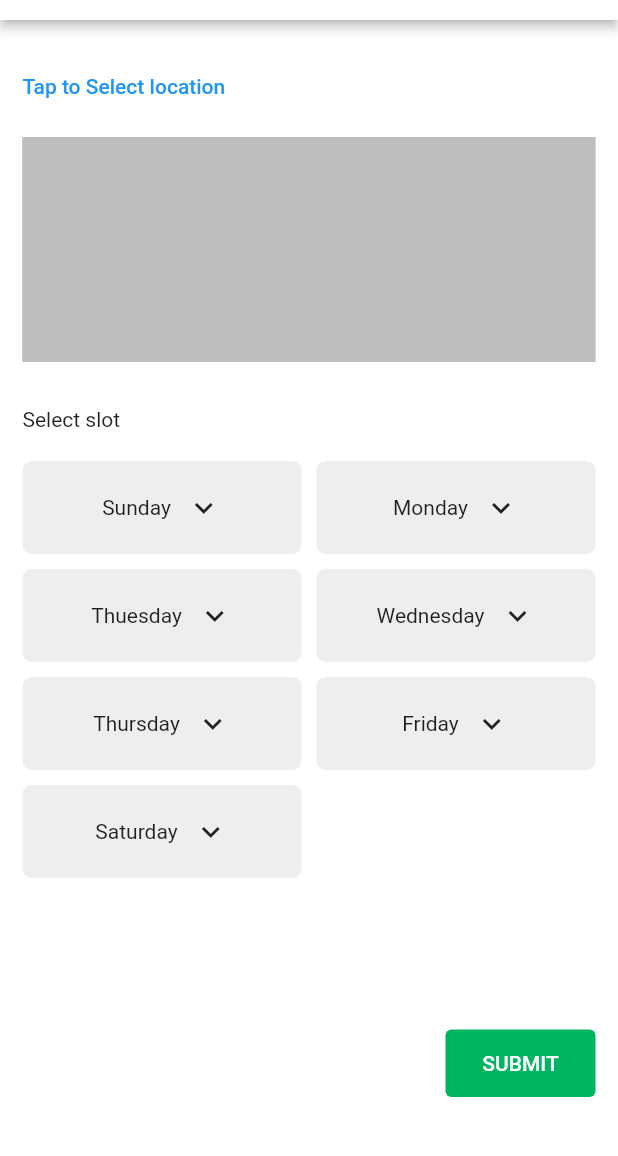
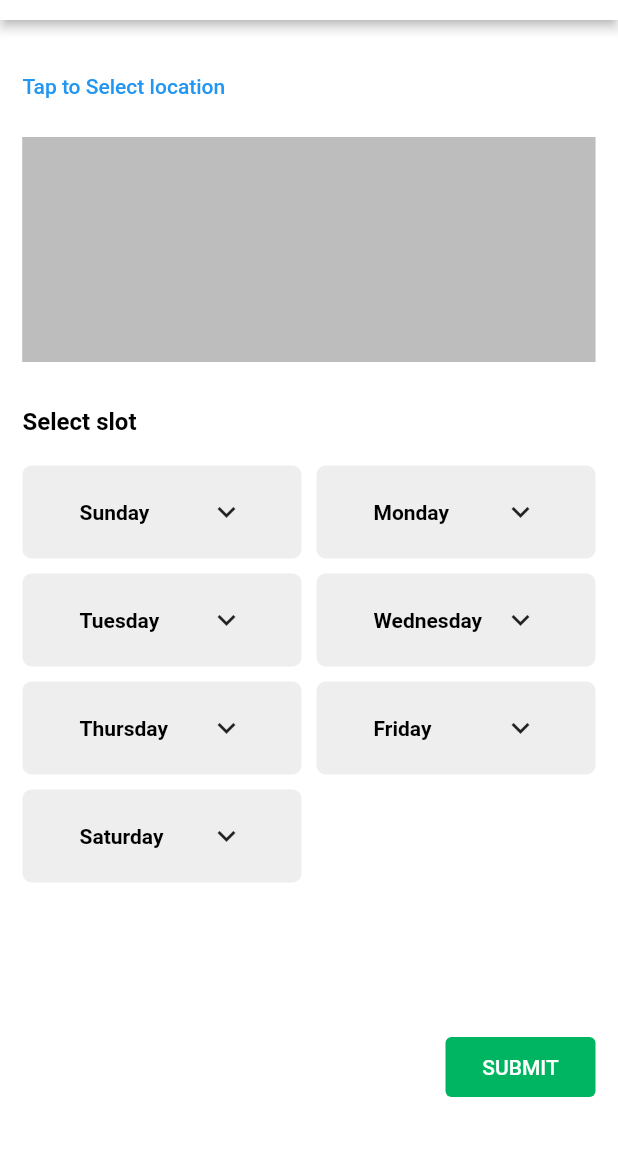
Before and after one commit to Siddique-Kp/Sportner_venue_manager, a Flutter app: the CreateVenueThirdView screen opened by its route, on a phone screen of 412 x 824 dp, the part 64-1220 px from its top. Run offline on Flutter 3.47's test engine with Material 2 defaults, Android fonts, the phone set to English and light mode, and no system bars; drawn by our look-alikes of shimmer; our stand-ins replace animated_splash_screen, firebase_auth, firebase_core, flutter_otp_text_field, flutter_svg, google_maps_flutter and 5 more; missing offline and left inert: cloudinary; accounts and stored records are empty.

Commit message:
Time slot data got in a list

```diff
--- a/lib/home/components/create_venue_components/google_map_widget.dart
+++ b/lib/home/components/create_venue_components/google_map_widget.dart
@@ -12,7 +12,6 @@ class GoogleMapWidget extends StatelessWidget {
   @override
   Widget build(BuildContext context) {
     final googleMapViewModel = context.watch<GoogleMapViewModel>();
-    log("multibuild");
     try {
       return googleMapViewModel.currentLocation == null
           ? ShimmerWidget.rectangle(width: double.infinity, height: height)
--- a/lib/home/components/create_venue_components/select_time_slot_components.dart
+++ b/lib/home/components/create_venue_components/select_time_slot_components.dart
@@ -1,45 +1,19 @@
 import 'package:flutter/material.dart';
+import 'package:provider/provider.dart';
+import 'package:sportner_venue_manager/home/model/vm_venue_data_model.dart';
 
 import '../../../utils/global_colors.dart';
+import '../../view_model/create_venue_view_model.dart';
 
-class WeeksByDay {
-  final String weekName;
-  final GestureTapCallback? onTap;
-
-  WeeksByDay({
-    required this.weekName,
-    required this.onTap,
-  });
-
-  static List<WeeksByDay> days = [
-    WeeksByDay(
-      weekName: "Sunday",
-      onTap: () {},
-    ),
-    WeeksByDay(
-      weekName: "Monday",
-      onTap: () {},
-    ),
-    WeeksByDay(
-      weekName: "Thuesday",
-      onTap: () {},
-    ),
-    WeeksByDay(
-      weekName: "Wednesday",
-      onTap: () {},
-    ),
-    WeeksByDay(
-      weekName: "Thursday",
-      onTap: () {},
-    ),
-    WeeksByDay(
-      weekName: "Friday",
-      onTap: () {},
-    ),
-    WeeksByDay(
-      weekName: "Saturday",
-      onTap: () {},
-    ),
+class TimeSlotByDays {
+  static List<String> days = [
+    'Sunday',
+    'Monday',
+    'Tuesday',
+    'Wednesday',
+    'Thursday',
+    'Friday',
+    'Saturday',
   ];
 
   static List<String> timeSlotList = [
@@ -69,7 +43,17 @@ class WeeksByDay {
     "23:00-00:00",
   ];
 
-  static timeSlotBottomSheet(BuildContext context) {
+//  static List<Slot> slots = [
+//     {"day": "Sunday", "slots": []},
+//     {"day": "Monday", "slots": []},
+//     {"day": "Tuesday", "slots": []},
+//     {"day": "Wednesday", "slots": []},
+//     {"day": "Thursday", "slots": []},
+//     {"day": "Friday", "slots": []},
+//     {"day": "Saturday", "slots": []},
+//   ];
+
+  static timeSlotBottomSheet(BuildContext context, String days, int dayIndex) {
     return showModalBottomSheet(
       shape: const OutlineInputBorder(
         borderSide: BorderSide(color: AppColors.white),
@@ -92,10 +76,23 @@ class WeeksByDay {
             ),
             itemCount: 24,
             itemBuilder: (BuildContext context, int index) {
+              final checkBoxValue = context
+                  .watch<CreateVenueViewModel>()
+                  .dayCheckboxValues[days]![index];
               return CheckboxListTile(
-                title:  Text(WeeksByDay.timeSlotList[index]),
-                value: false,
-                onChanged: (newValue) {},
+                title: Text(TimeSlotByDays.timeSlotList[index]),
+                value: checkBoxValue,
+                onChanged: (value) {
+                  context
+                      .read<CreateVenueViewModel>()
+                      .setSelectedTime(value!, days, index);
+                  context.read<CreateVenueViewModel>().setTimeSlot(
+                        TimeSlotByDays.timeSlotList[index],
+                        value,
+                        days,
+                        dayIndex,
+                      );
+                },
                 controlAffinity: ListTileControlAffinity.leading,
               );
             },
--- a/lib/home/view/create_venue_third_view.dart
+++ b/lib/home/view/create_venue_third_view.dart
@@ -1,9 +1,13 @@
+import 'dart:developer';
+
 import 'package:flutter/material.dart';
 import 'package:sportner_venue_manager/utils/global_colors.dart';
 import 'package:sportner_venue_manager/utils/global_values.dart';
 import 'package:sportner_venue_manager/utils/routes/navigations.dart';
+import 'package:sportner_venue_manager/utils/textstyles.dart';
 import '../components/create_venue_components/google_map_widget.dart';
 import '../components/create_venue_components/select_time_slot_components.dart';
+
 
 class CreateVenueThirdView extends StatelessWidget {
   const CreateVenueThirdView({super.key});
@@ -24,7 +28,94 @@ class CreateVenueThirdView extends StatelessWidget {
               crossAxisAlignment: CrossAxisAlignment.start,
               children: [
                 AppSizes.kHeight20,
-                Column(
+                _selectLocation(context),
+                AppSizes.kHeight30,
+                _selecTimeSlot(),
+              ],
+            ),
+            _submitbutton(),
+          ],
+        ),
+      ),
+    );
+  }
+
+  Widget _submitbutton() {
+    return Padding(
+      padding: const EdgeInsets.only(bottom: 50),
+      child: Row(
+        mainAxisAlignment: MainAxisAlignment.end,
+        children: [
+          SizedBox(
+            height: 40,
+            width: 100,
+            child: ElevatedButton(
+              style: ElevatedButton.styleFrom(elevation: 0),
+              onPressed: () {},
+              child: const Text("SUBMIT"),
+            ),
+          )
+        ],
+      ),
+    );
+  }
+
+  Column _selecTimeSlot() {
+    return Column(
+      crossAxisAlignment: CrossAxisAlignment.start,
+      children: [
+        Text(
+          "Select slot",
+          style: AppTextStyles.textH3,
+        ),
+        AppSizes.kHeight20,
+        GridView.builder(
+          shrinkWrap: true,
+          gridDelegate: const SliverGridDelegateWithFixedCrossAxisCount(
+            crossAxisCount: 2,
+            mainAxisSpacing: 10,
+            crossAxisSpacing: 10,
+            childAspectRatio: 3,
+          ),
+          itemCount: 7,
+          itemBuilder: (BuildContext context, int dayIndex) {
+            final days = TimeSlotByDays.days;
+            return InkWell(
+              onTap: () {
+                TimeSlotByDays.timeSlotBottomSheet(context, days[dayIndex],dayIndex);
+
+              },
+              child: Container(
+                decoration: BoxDecoration(
+                  borderRadius: BorderRadius.circular(6),
+                  color: AppColors.lightgrey,
+                ),
+                child: Center(
+                  child: SizedBox(
+                    width: 110,
+                    child: Row(
+                      mainAxisAlignment: MainAxisAlignment.spaceBetween,
+                      children: [
+                        Text(
+                          days[dayIndex],
+                          style: AppTextStyles.textH4,
+                        ),
+                        AppSizes.kWidth10,
+                        const Icon(Icons.expand_more),
+                      ],
+                    ),
+                  ),
+                ),
+              ),
+            );
+          },
+        ),
+      ],
+    );
+  }
+
+  Column _selectLocation(BuildContext context) {
+    return Column(
       crossAxisAlignment: CrossAxisAlignment.start,
       children: [
         TextButton(
@@ -46,73 +137,6 @@ class CreateVenueThirdView extends StatelessWidget {
           child: const GoogleMapWidget(),
         ),
       ],
-                ),
-                AppSizes.kHeight30,
-                Column(
-                  crossAxisAlignment: CrossAxisAlignment.start,
-                  children: [
-                    const Text("Select slot"),
-                    AppSizes.kHeight20,
-                    SizedBox(
-                      child: GridView.builder(
-                        shrinkWrap: true,
-                        gridDelegate:
-                            const SliverGridDelegateWithFixedCrossAxisCount(
-                          crossAxisCount: 2,
-                          mainAxisSpacing: 10,
-                          crossAxisSpacing: 10,
-                          childAspectRatio: 3,
-                        ),
-                        itemCount: 7,
-                        itemBuilder: (BuildContext context, int index) {
-                          return InkWell(
-                            onTap: () {
-                              WeeksByDay.timeSlotBottomSheet(context);
-                            },
-                            child: Container(
-                              decoration: BoxDecoration(
-                                borderRadius: BorderRadius.circular(6),
-                                color: AppColors.lightgrey,
-                              ),
-                              child: Center(
-                                child: Row(
-                                  mainAxisAlignment: MainAxisAlignment.center,
-                                  children: [
-                                    Text(WeeksByDay.days[index].weekName),
-                                    AppSizes.kWidth10,
-                                    const Icon(Icons.expand_more),
-                                  ],
-                                ),
-                              ),
-                            ),
-                          );
-                        },
-                      ),
-                    ),
-                  ],
-                ),
-              ],
-            ),
-            Padding(
-              padding: const EdgeInsets.only(bottom: 50),
-              child: Row(
-                mainAxisAlignment: MainAxisAlignment.end,
-                children: [
-                  SizedBox(
-                    height: 45,
-                    width: 100,
-                    child: ElevatedButton(
-                      style: ElevatedButton.styleFrom(elevation: 0),
-                      onPressed: () {},
-                      child: const Text("SUBMIT"),
-                    ),
-                  )
-                ],
-              ),
-            ),
-          ],
-        ),
-      ),
     );
   }
 }
--- a/lib/home/view/create_venue_view.dart
+++ b/lib/home/view/create_venue_view.dart
@@ -3,7 +3,6 @@ import 'package:provider/provider.dart';
 import 'package:sportner_venue_manager/home/view_model/create_venue_view_model.dart';
 import 'package:sportner_venue_manager/utils/global_values.dart';
 import 'package:sportner_venue_manager/utils/routes/navigations.dart';
-
 import '../components/create_venue_components/district_picker_field.dart';
 import '../components/create_venue_components/venue_text_field.dart';
 
@@ -75,6 +74,7 @@ class CreateVenueView extends StatelessWidget {
                             // ignore: use_build_context_synchronously
                             Navigator.pushNamed(
                                 context, AppScreens.createVenueScndScreen);
+
                             // if (_firstKey.currentState!.validate()) {
                             //   log("form");
                             // }
--- a/lib/home/view_model/create_venue_view_model.dart
+++ b/lib/home/view_model/create_venue_view_model.dart
@@ -5,6 +5,7 @@ import 'package:flutter/material.dart';
 import 'package:flutter/services.dart';
 import 'package:image_picker/image_picker.dart';
 import 'package:shared_preferences/shared_preferences.dart';
+import 'package:sportner_venue_manager/home/model/create_venue_model.dart';
 import 'package:sportner_venue_manager/home/model/sports_data_model.dart';
 import 'package:sportner_venue_manager/repo/api_services.dart';
 import 'package:sportner_venue_manager/repo/api_status.dart';
@@ -24,14 +25,27 @@ class CreateVenueViewModel with ChangeNotifier {
     apiSecret: "P84yD201T01-JblVWczdP-1GB_Q",
     cloudName: "dkd1urq1v",
   );
+  Map<String, List<bool>> dayCheckboxValues = {
+    'Sunday': List.filled(24, false),
+    'Monday': List.filled(24, false),
+    'Tuesday': List.filled(24, false),
+    'Wednesday': List.filled(24, false),
+    'Thursday': List.filled(24, false),
+    'Friday': List.filled(24, false),
+    'Saturday': List.filled(24, false),
+  };
 
   SportsDataModel? _sportsData;
   bool _isLoading = false;
+  final List<bool> _checkBoxValue = List.filled(24, false);
   File? _venueDocument;
+  String? _venueDocClodinary;
   File? _venueImage;
+  String? _venueImageCloudinary;
 
   SportsDataModel? get sportsData => _sportsData;
   bool get isLoading => _isLoading;
+  List<bool> get checkBoxValue => _checkBoxValue;
   File? get venueDocument => _venueDocument;
   File? get venueImage => _venueImage;
 
@@ -74,12 +88,12 @@ class CreateVenueViewModel with ChangeNotifier {
 
   documentPicker(context) async {
     _venueDocument = await imagePicker(context);
-    cloudinaryImage(_venueDocument!);
+   _venueDocClodinary = cloudinaryImage(_venueDocument!);
   }
 
   venueImagePicker(context) async {
     _venueImage = await imagePicker(context);
-    cloudinaryImage(_venueImage!);
+   _venueImageCloudinary = cloudinaryImage(_venueImage!);
   }
 
   Future<File?> imagePicker(context) async {
@@ -100,15 +114,65 @@ class CreateVenueViewModel with ChangeNotifier {
 
   cloudinaryImage(File file) async {
     final response = await cloudinary.upload(
-        file: file.path,
-        fileBytes: file.readAsBytesSync(),
-        resourceType: CloudinaryResourceType.image,
-        progressCallback: (count, total) {
-          print('Uploading image from file with progress: $count/$total');
-        });
+      file: file.path,
+      fileBytes: file.readAsBytesSync(),
+      resourceType: CloudinaryResourceType.image,
+    );
     if (response.isSuccessful) {
-      print('Get your image from with ${response.secureUrl}');
       return response.secureUrl;
     }
   }
+
+  /// SET SELECTED TIME SLOT
+  setSelectedTime(bool checkBoxValue, String days, int index) {
+    dayCheckboxValues[days]?[index] = checkBoxValue;
+    notifyListeners();
+  }
+
+  setTimeSlot(
+    String selectedSlot,
+    bool checkBoxValue,
+    String day,
+    int dayIndex,
+  ) {
+    if (!checkBoxValue) {
+      if (allSlotsOfDay[dayIndex].slots!.contains(selectedSlot)) {
+        allSlotsOfDay[dayIndex].slots!.remove(selectedSlot);
+      }
+    } else {
+      if (!allSlotsOfDay[dayIndex].slots!.contains(selectedSlot)) {
+        allSlotsOfDay[dayIndex].slots!.add(selectedSlot);
+      }
+    }
+    log(allSlotsOfDay[dayIndex].day.toString());
+    log(allSlotsOfDay[dayIndex].slots!.toString());
+  }
+
+  List<Slot> allSlotsOfDay = [
+    Slot(day: "Sunday", slots: []),
+    Slot(day: "Monday", slots: []),
+    Slot(day: "Tuesday", slots: []),
+    Slot(day: "Wednesday", slots: []),
+    Slot(day: "Thursday", slots: []),
+    Slot(day: "Friday", slots: []),
+    Slot(day: "Saturday", slots: [])
+  ];
+
+  // createVenueBody() {
+  //   final createVenueBody = CreateVenueModel(
+  //     venueName: venueNameCntrllr.text.trim(),
+  //     mobile: int.parse(venueMobileCntrllr.text.trim()),
+  //     place: venueAddressCntrllr.text.trim(),
+  //     district: ,
+  //     description: venueDescriptionCntrllr.text.trim(),
+  //     document: _venueDocClodinary,
+  //     actualPrice: int.parse(venuePriceCntrllr.text.trim()),
+  //     discountPercentage: int.parse(venueDiscountCntrllr.text.trim()),
+  //     image: _venueImageCloudinary,
+  //     sportFacility: ,
+  //     lat: ,
+  //     lng: ,
+  //     slots: allSlotsOfDay,
+  //   );
+  // }
 }
```
Also changed, not shown: lib/home/components/appbar_widget.dart (deleted, +0 -38 lines), lib/utils/routes/navigations.dart (+19 -0 lines). Lines whose indentation alone changed are shown as unchanged.
